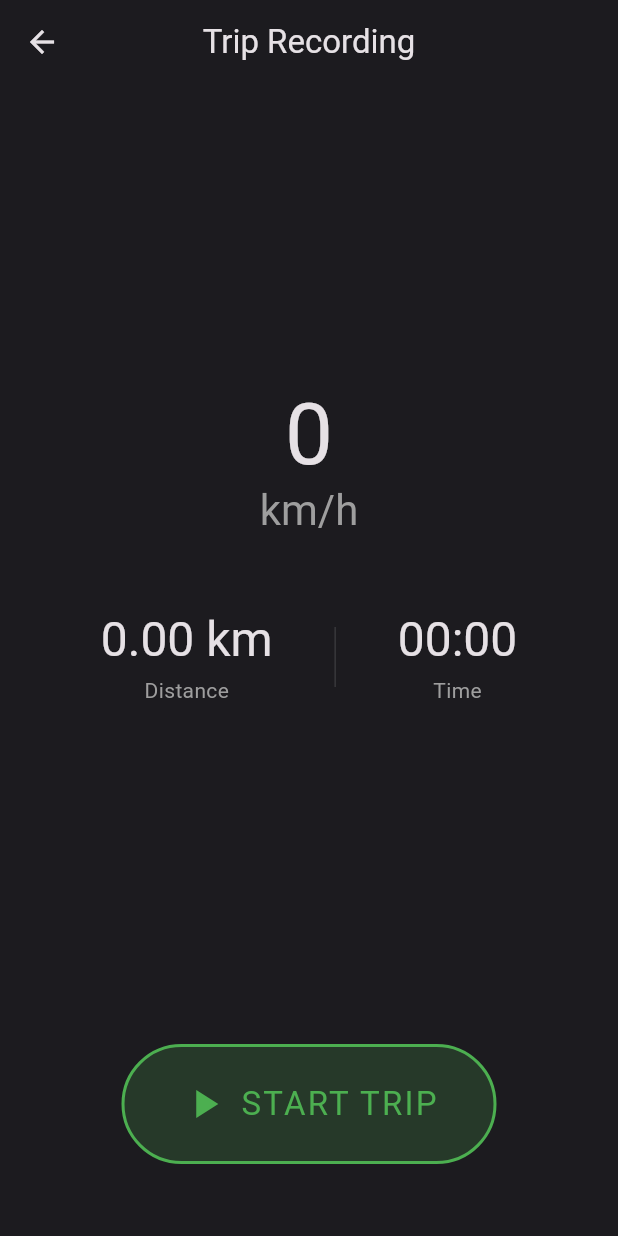
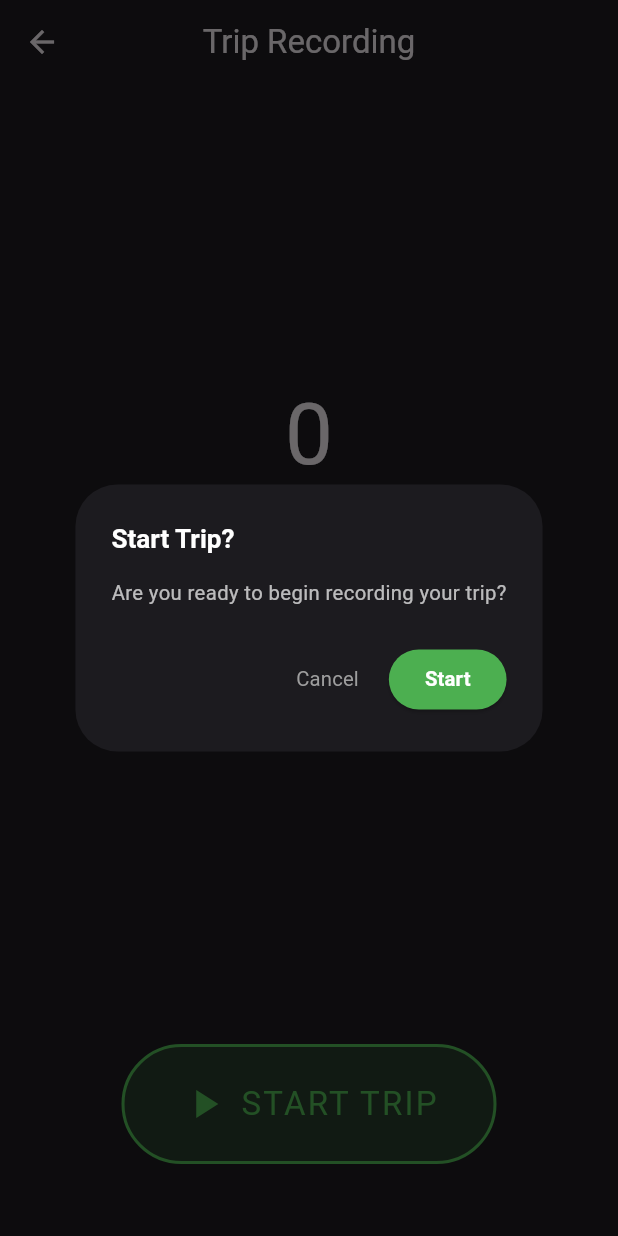
Before and after one commit to thanseer02/drive_replay, a Flutter app: the _TripRecordView screen opened directly, after a tap on "START TRIP", on a phone screen of 412 x 824 dp. Run offline on Flutter 3.47's test engine with Material 3 defaults, Android fonts, the phone set to English and light mode, and no system bars; drawn by our look-alikes of flutter_animate; our stand-ins replace drift, fl_chart, flutter_screenutil, geolocator, get_it, permission_handler and 1 more; missing offline and left inert: flutter_foreground_task; accounts and stored records are empty; generated files the repository leaves out were written again.

Commit message:
feat: add confirmation dialog for starting trips, improve distance validation, and optimize location tracking by removing time limits

```diff
--- a/lib/features/trip_record/services/trip_recording_service.dart
+++ b/lib/features/trip_record/services/trip_recording_service.dart
@@ -52,7 +52,6 @@ class TripTaskHandler extends TaskHandler {
       locationSettings: const LocationSettings(
         accuracy: LocationAccuracy.bestForNavigation,
         distanceFilter: 3, // 3 meters strictly to avoid battery drain
-        timeLimit: Duration(seconds: 2), // Hardware goes to sleep between fetches
       ),
     ).listen((Position position) {
       _processLocation(position);
--- a/lib/features/trip_record/views/trip_record_screen.dart
+++ b/lib/features/trip_record/views/trip_record_screen.dart
@@ -3,6 +3,7 @@ import 'package:provider/provider.dart';
 import 'package:flutter_animate/flutter_animate.dart';
 import 'package:drive_replay/core/di/dependency_injection.dart';
 import 'package:drive_replay/core/theme/app_colors.dart';
+import 'package:drive_replay/core/theme/app_theme.dart';
 import 'package:drive_replay/features/trip_record/viewmodels/trip_record_viewmodel.dart';
 
 class TripRecordScreen extends StatelessWidget {
@@ -140,7 +141,30 @@ class _TripRecordView extends StatelessWidget {
           label: 'START TRIP',
           color: Colors.green,
           icon: Icons.play_arrow,
-          onTap: () => vm.startTrip(),
+          onTap: () {
+            showDialog(
+              context: context,
+              builder: (ctx) => AlertDialog(
+                backgroundColor: AppColors.surface,
+                title: Text('Start Trip?', style: AppTextStyles.tss18w700),
+                content: Text('Are you ready to begin recording your trip?', style: AppTextStyles.tss14w400.copyWith(color: Colors.white70)),
+                actions: [
+                  TextButton(
+                    onPressed: () => Navigator.of(ctx).pop(),
+                    child: Text('Cancel', style: AppTextStyles.tss14w400.copyWith(color: Colors.grey)),
+                  ),
+                  ElevatedButton(
+                    style: ElevatedButton.styleFrom(backgroundColor: Colors.green),
+                    onPressed: () {
+                      Navigator.of(ctx).pop();
+                      vm.startTrip();
+                    },
+                    child: Text('Start', style: AppTextStyles.tss14w700.copyWith(color: Colors.white)),
+                  ),
+                ],
+              ),
+            );
+          },
         );
       case TripState.recording:
         return Row(
```
Also changed, not shown: lib/features/trip_record/viewmodels/trip_record_viewmodel.dart (+9 -3 lines).
